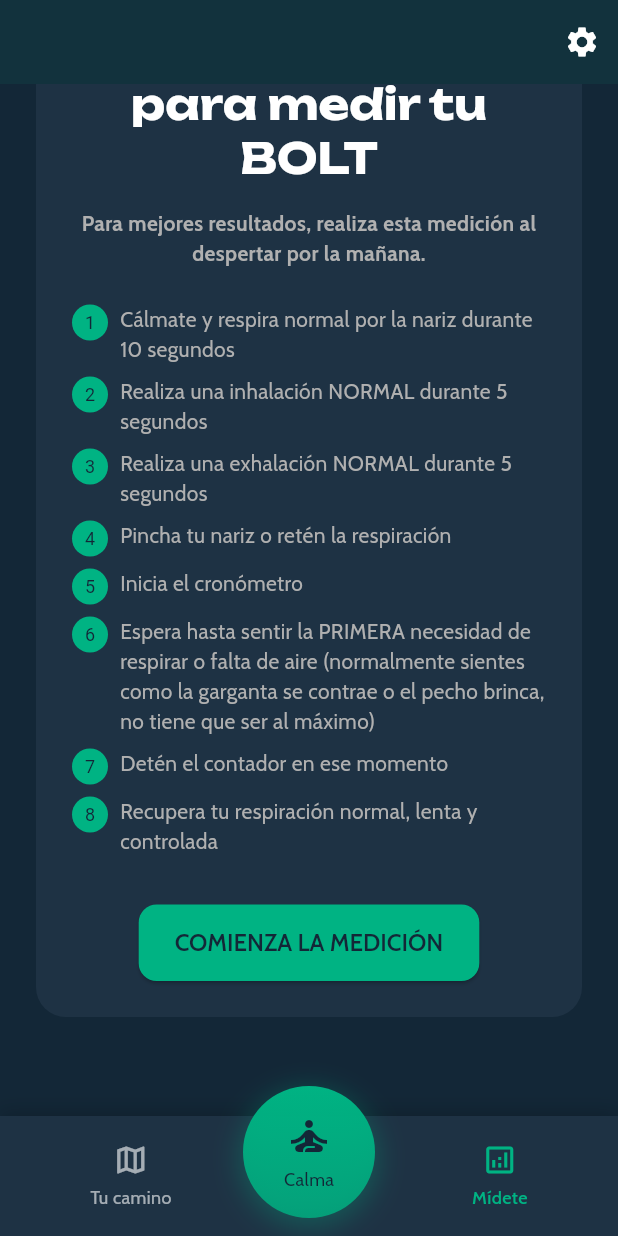
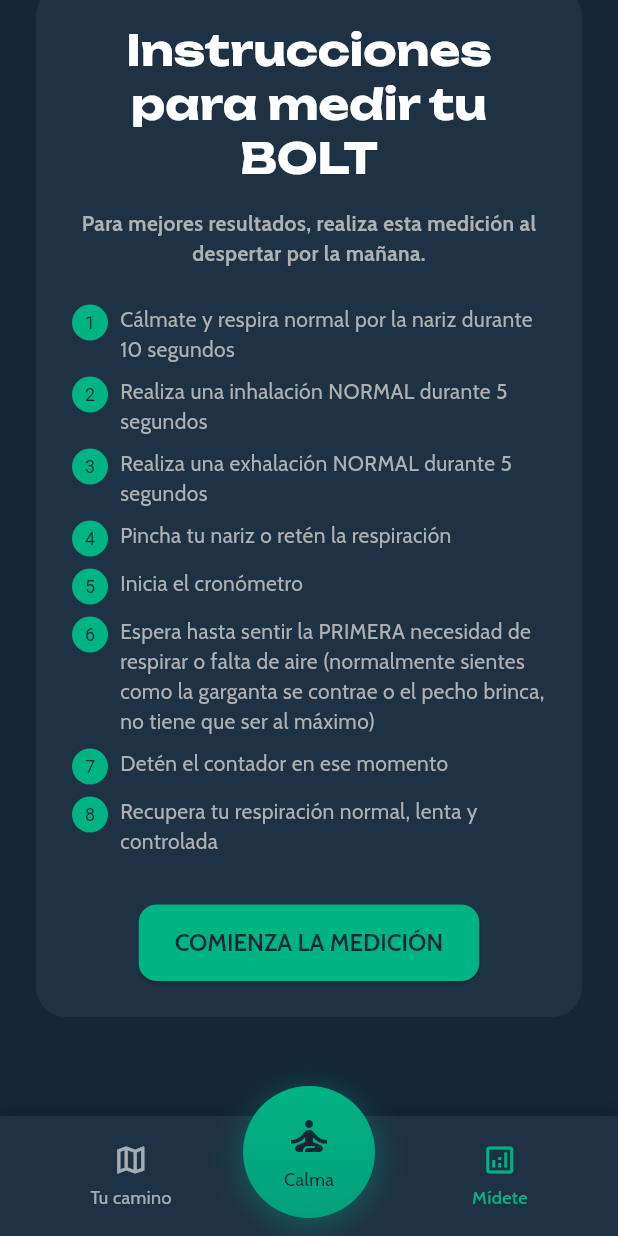
Before and after one commit to manoloah/panicbutton_app, a Flutter app: the BoltScreen screen opened by its route, scrolled down 371 dp, on a phone screen of 412 x 824 dp. Run offline on Flutter 3.47's test engine with Material 3 defaults, Android fonts, the phone set to English and light mode, and no system bars; our stand-ins replace fl_chart, flutter_animate, flutter_dotenv, flutter_riverpod, go_router, google_fonts and 2 more; accounts and stored records are empty.

Commit message:
Fixed BOLT screen upper navbar

```diff
--- a/panic_button_flutter/lib/screens/bolt_screen.dart
+++ b/panic_button_flutter/lib/screens/bolt_screen.dart
@@ -598,8 +598,20 @@ class _BoltScreenState extends State<BoltScreen>
         "Build: _isShowingInstructions=$_isShowingInstructions, _isMeasuring=$_isMeasuring, _isComplete=$_isComplete");
 
     return Scaffold(
-      appBar: AppBar(
+      // SliverAppBar will scroll away
+      body: CustomScrollView(
+        slivers: [
+          SliverAppBar(
+            backgroundColor: const Color(0xFF132737),
+            foregroundColor: cs.onBackground,
             elevation: 0,
+            // Makes it disappear when you scroll up
+            pinned: false, // not fixed
+            floating: true, // re-appears on quick swipe-down
+            snap: true,
+            // Kill the "scroll-under" tint/elevation
+            scrolledUnderElevation: 0,
+            surfaceTintColor: Colors.transparent,
             actions: [
               IconButton(
                 icon: const Icon(Icons.settings),
@@ -607,12 +619,12 @@ class _BoltScreenState extends State<BoltScreen>
               ),
             ],
           ),
-      bottomNavigationBar: const CustomNavBar(currentIndex: 2),
-      body: SingleChildScrollView(
-        child: Padding(
+
+          // Everything that used to be in your old Column
+          SliverPadding(
             padding: const EdgeInsets.symmetric(horizontal: 24, vertical: 16),
-          child: Column(
-            children: [
+            sliver: SliverList(
+              delegate: SliverChildListDelegate([
                 // Title & description
                 Text(
                   'Mide tu probabilidad de tener un ataque de pánico',
@@ -758,10 +770,12 @@ class _BoltScreenState extends State<BoltScreen>
                     ),
                   ),
                 ],
+              ]),
+            ),
+          ),
         ],
       ),
-        ),
-      ),
+      bottomNavigationBar: const CustomNavBar(currentIndex: 2),
     );
   }
 }
```
Also changed, not shown: 1 other file. Lines whose indentation alone changed are shown as unchanged.
